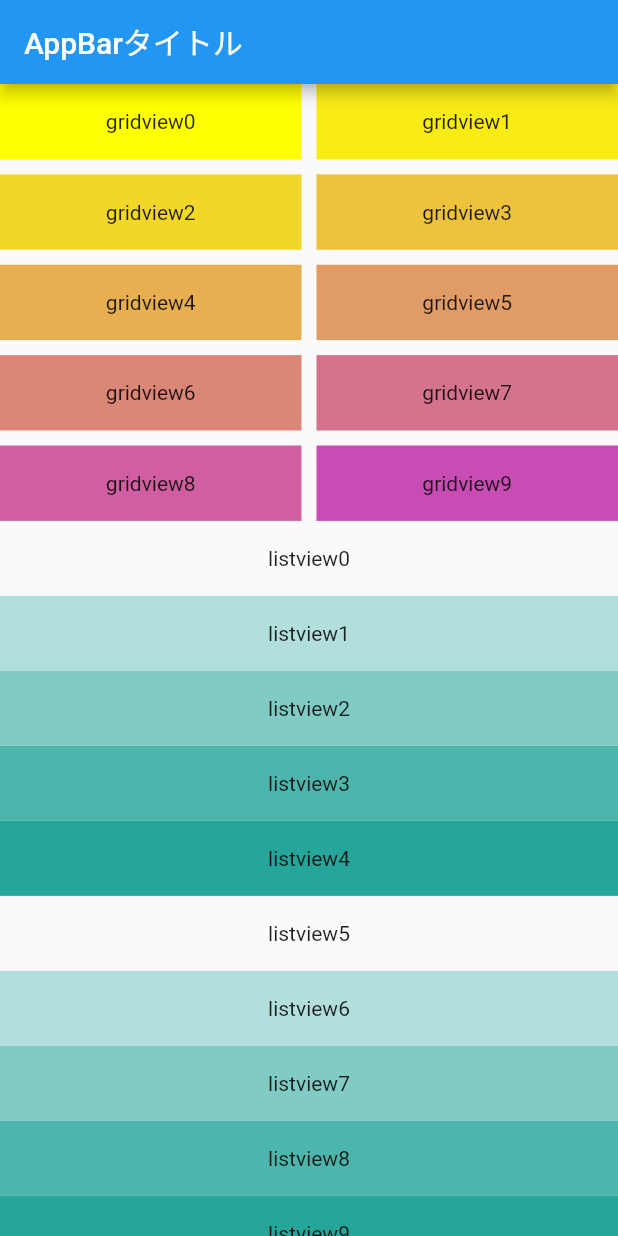
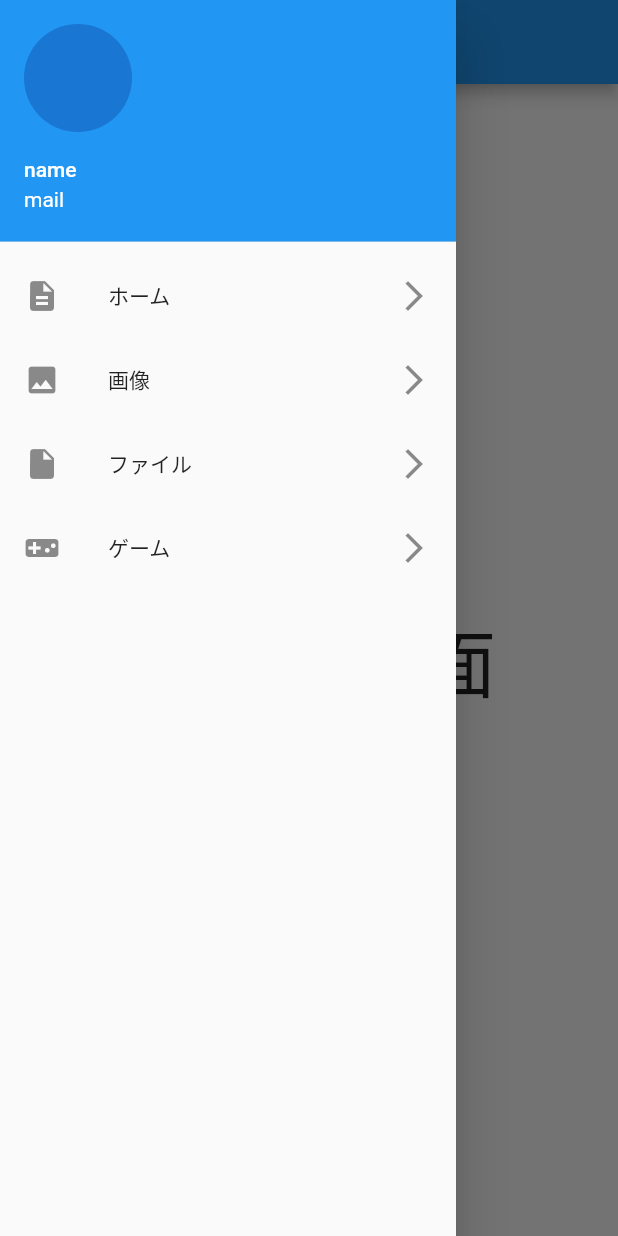
Before and after one commit to yuyukojp/banmeshi, a Flutter app: the screen it shows after launch, with the side drawer open (before the commit the screen has no drawer), on a phone screen of 412 x 824 dp. Run offline on Flutter 3.47's test engine with Material 2 defaults, Android fonts, the phone set to English and light mode, and no system bars.

Commit message:
サイドメニュー

```diff
--- a/lib/main.dart
+++ b/lib/main.dart
@@ -1,55 +1,107 @@
+// import 'dart:html';
+
 import 'package:flutter/material.dart';
+import 'onePage.dart';
 
 void main() => runApp(MyApp());
 
 class MyApp extends StatelessWidget {
-  List<String> list = [
-    'https://cdn.pixabay.com/photo/2017/09/11/20/48/branches-2740419_960_720.png',
-    'https://cdn.pixabay.com/photo/2017/09/11/20/48/branches-2740419_960_720.png'
-  ];
-
   @override
   Widget build(BuildContext context) {
     return MaterialApp(
-      title: 'タイトル',
+      title: 'Flutter Demo',
       theme: ThemeData(
         primarySwatch: Colors.blue,
       ),
-      home: new Scaffold(
-        appBar: new AppBar(
-          title: new Text('AppBarタイトル'),
-        ),
-        body: CustomScrollView(
-          slivers: <Widget>[
-            SliverGrid(
-              gridDelegate: SliverGridDelegateWithMaxCrossAxisExtent(
-                maxCrossAxisExtent: 200,
-                mainAxisSpacing: 10,
-                crossAxisSpacing: 10,
-                childAspectRatio: 4,
+      routes: {
+        '/page1': (context) => RightPage(
+              "ホーム画面",
+            ),
+        '/page2': (context) => RightPage(
+              "画像",
+            ),
+        '/page3': (context) => RightPage(
+              "ファイル",
+            ),
+        '/page4': (context) => RightPage(
+              "ゲーム",
+            ),
+      },
+      home: DrawerDemo(),
+    );
+  }
+}
+
+class DrawerDemo extends StatefulWidget {
+  // DrawerDemo({Key key, this.title}) : super(key: key);
+
+  // final String title;
+
+  @override
+  _DrawerDemoState createState() => _DrawerDemoState();
+}
+
+class _DrawerDemoState extends State<DrawerDemo> {
+  @override
+  Widget build(BuildContext context) {
+    return new Scaffold(
+      appBar: new AppBar(
+        title: new Text('側面メニュー'),
+      ),
+      drawer: Drawer(
+        child: ListView(
+          children: <Widget>[
+            UserAccountsDrawerHeader(
+              accountName: Text('name'),
+              accountEmail: Text('mail'),
+              currentAccountPicture: GestureDetector(
+                child: new CircleAvatar(
+                    // backgroundImage: AssetImage('images/header.png'),
+                    ),
               ),
-              delegate:
-                  SliverChildBuilderDelegate((BuildContext context, int index) {
-                return Container(
-                  alignment: Alignment.center,
-                  color: Color.fromARGB(
-                      255, 255 - index * 6, 255 - index * 20, index * 20),
-                  child: Text('gridview$index'),
-                );
-              }, childCount: 10),
+              decoration: BoxDecoration(
+                color: Colors.blue,
+              ),
             ),
-            SliverFixedExtentList(
-              itemExtent: 50,
-              delegate:
-                  SliverChildBuilderDelegate((BuildContext context, int index) {
-                return Container(
-                  alignment: Alignment.center,
-                  color: Colors.teal[100 * (index % 5)],
-                  child: Text('listview$index'),
-                );
-              }),
+            ListTile(
+              title: Text('ホーム'),
+              leading: Icon(Icons.description),
+              trailing: Icon(Icons.arrow_forward_ios),
+              onTap: () {
+                Navigator.pushNamed(context, '/page1');
+              },
+            ),
+            ListTile(
+              title: Text('画像'),
+              leading: Icon(Icons.image),
+              trailing: Icon(Icons.arrow_forward_ios),
+              onTap: () {
+                Navigator.pushNamed(context, '/page2');
+              },
+            ),
+            ListTile(
+              title: Text('ファイル'),
+              leading: Icon(Icons.insert_drive_file),
+              trailing: Icon(Icons.arrow_forward_ios),
+              onTap: () {
+                Navigator.pushNamed(context, '/page3');
+              },
+            ),
+            ListTile(
+              title: Text('ゲーム'),
+              leading: Icon(Icons.videogame_asset),
+              trailing: Icon(Icons.arrow_forward_ios),
+              onTap: () {
+                Navigator.pushNamed(context, '/page4');
+              },
             ),
           ],
+        ),
+      ),
+      body: Center(
+        child: Text(
+          'メイン画面',
+          style: TextStyle(fontSize: 50),
         ),
       ),
     );
--- /dev/null
+++ b/lib/onePage.dart
@@ -0,0 +1,22 @@
+import 'package:flutter/material.dart';
+
+class RightPage extends StatelessWidget {
+  final String title;
+
+  RightPage(this.title);
+
+  @override
+  Widget build(BuildContext context) {
+    return Scaffold(
+      appBar: AppBar(
+        title: Text(this.title),
+      ),
+      body: Center(
+        child: Text(
+          this.title,
+          style: TextStyle(fontSize: 50),
+        ),
+      ),
+    );
+  }
+}
```
Also changed, not shown: 12 other files.
